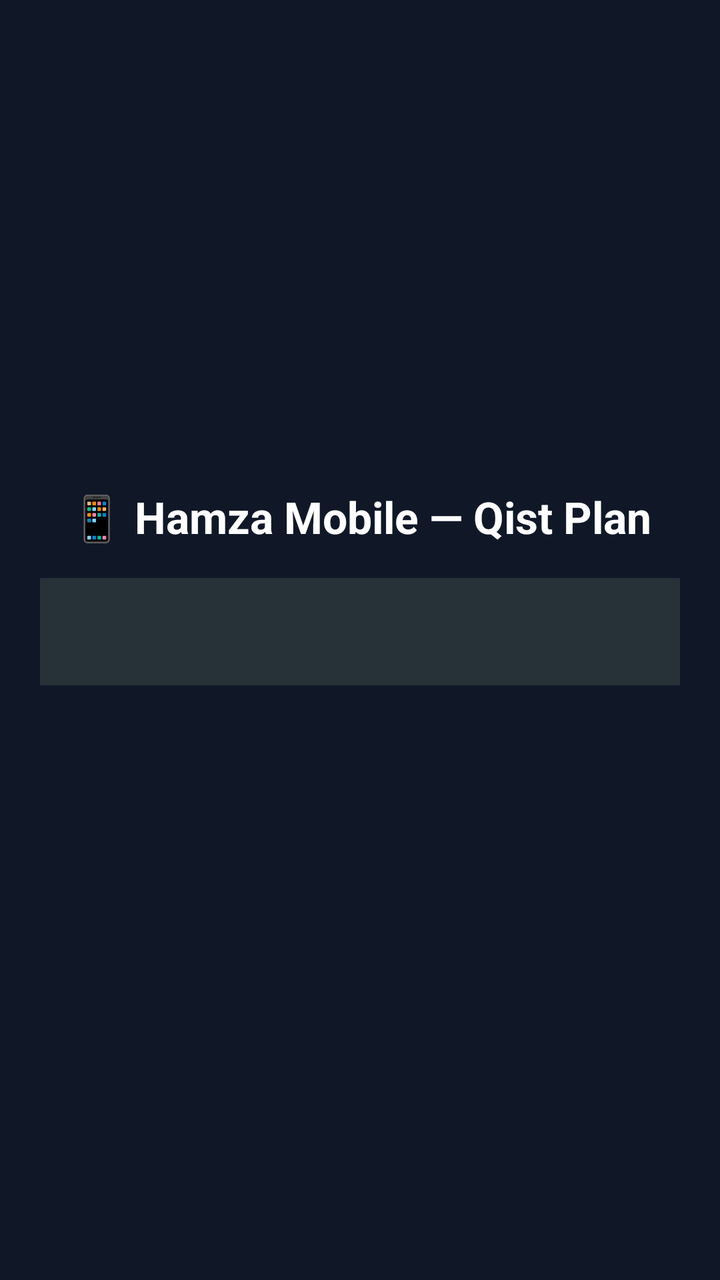
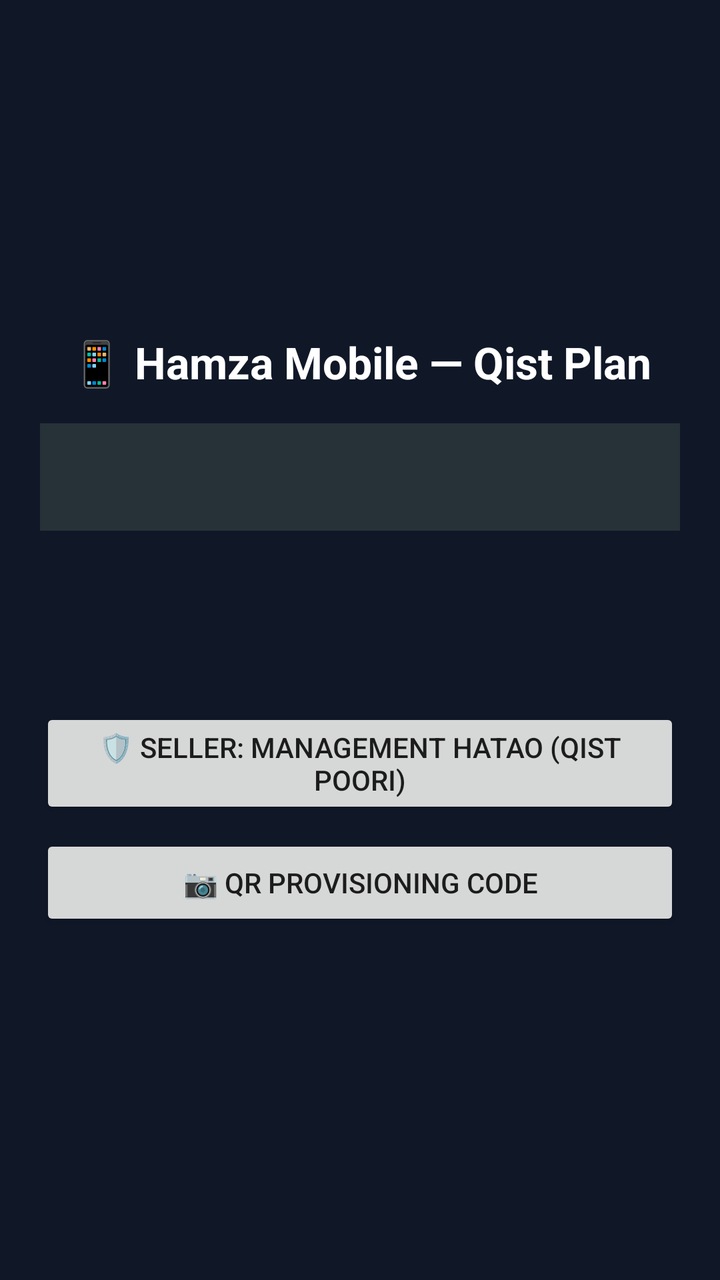

Before-and-after screenshots of an Android layout around one commit, followed by the original layout XML and the change that was made.
<!-- AndroidManifest.xml: application theme android:Theme.Material.Light.NoActionBar -->
<!-- res/layout/activity_main.xml -->
<?xml version="1.0" encoding="utf-8"?>
<LinearLayout xmlns:android="http://schemas.android.com/apk/res/android"
    android:layout_width="match_parent"
    android:layout_height="match_parent"
    android:orientation="vertical"
    android:padding="20dp"
    android:gravity="center"
    android:background="#101828">

    <TextView
        android:layout_width="match_parent"
        android:layout_height="wrap_content"
        android:text="📱 Hamza Mobile — Qist Plan"
        android:textSize="22sp"
        android:textStyle="bold"
        android:textColor="#FFFFFF"
        android:gravity="center"
        android:layout_marginBottom="16dp" />

    <TextView android:id="@+id/tvInfo"
        android:layout_width="match_parent"
        android:layout_height="wrap_content"
        android:textColor="#FFFFFF"
        android:textSize="16sp"
        android:background="#263238"
        android:padding="16dp"
        android:layout_marginBottom="16dp" />

    <TextView android:id="@+id/tvStatus"
        android:layout_width="match_parent"
        android:layout_height="wrap_content"
        android:textColor="#69F0AE"
        android:textSize="16sp"
        android:textStyle="bold"
        android:gravity="center"
        android:layout_marginBottom="16dp" />

    <Button android:id="@+id/btnReEnable"
        android:layout_width="match_parent"
        android:layout_height="wrap_content"
        android:text="🔐 Protection dobara ON karo"
        android:visibility="gone" />

</LinearLayout>
<!-- resources referenced by this layout -->
<resources>

</resources>

<!-- the commit's change to res/layout/activity_main.xml (unified diff, before → after) -->
@@ -35,6 +35,26 @@
         android:gravity="center"
         android:layout_marginBottom="16dp" />
 
+    <TextView android:id="@+id/tvDoStatus"
+        android:layout_width="match_parent"
+        android:layout_height="wrap_content"
+        android:textColor="#FFD54F"
+        android:textSize="14sp"
+        android:gravity="center"
+        android:layout_marginBottom="16dp" />
+
+    <Button android:id="@+id/btnSellerRemove"
+        android:layout_width="match_parent"
+        android:layout_height="wrap_content"
+        android:text="🛡️ Seller: Management hatao (Qist poori)"
+        android:layout_marginBottom="8dp" />
+
+    <Button android:id="@+id/btnQr"
+        android:layout_width="match_parent"
+        android:layout_height="wrap_content"
+        android:text="📷 QR Provisioning code"
+        android:layout_marginBottom="8dp" />
+
     <Button android:id="@+id/btnReEnable"
         android:layout_width="match_parent"
         android:layout_height="wrap_content"
